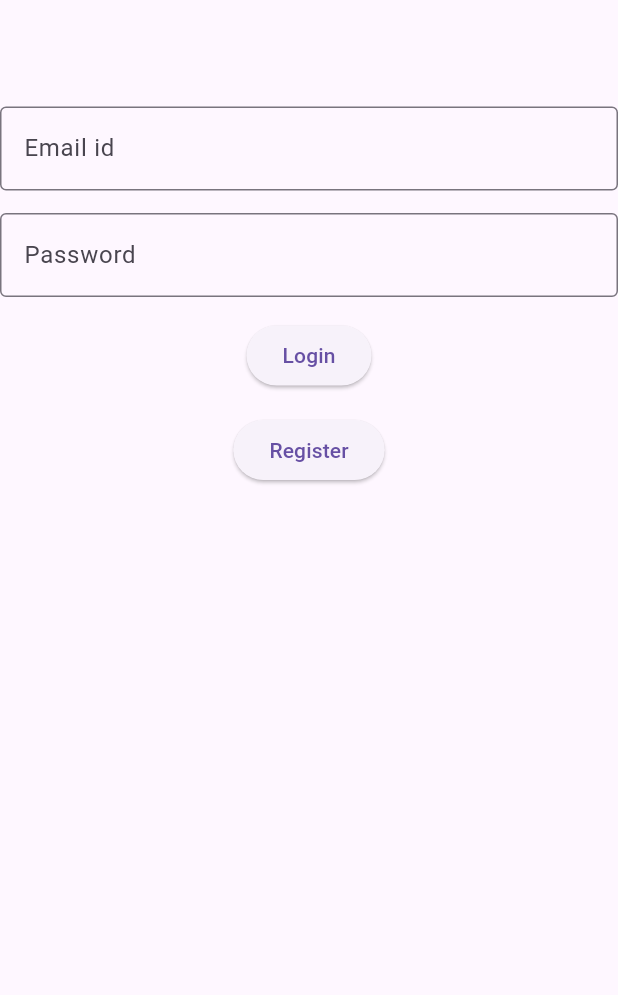
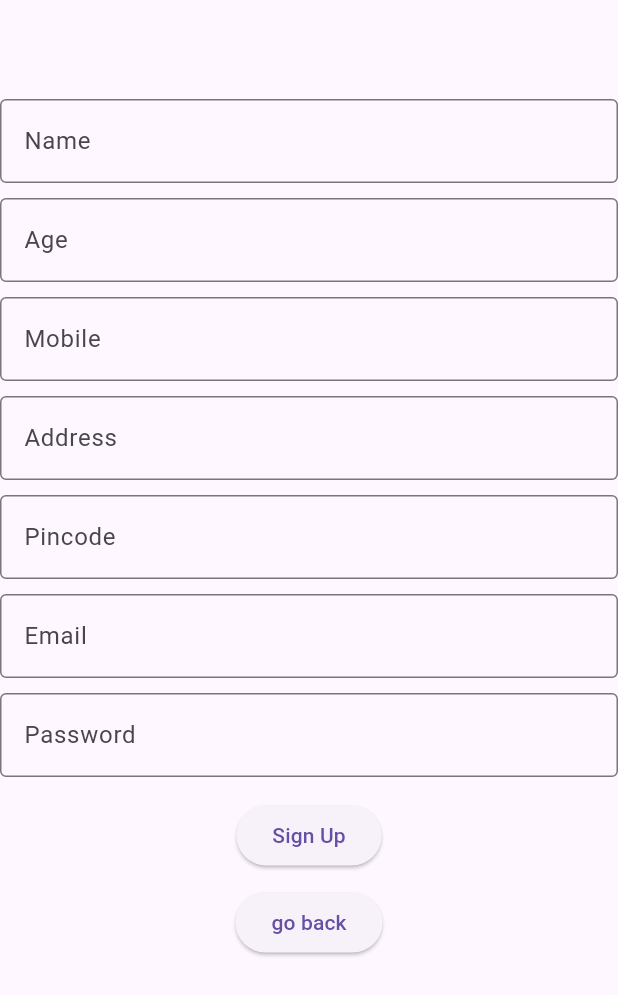
Before and after one commit to suhaila273/blog_app, a Flutter app: the screen it shows after launch, after a tap on "Register", on a phone screen of 412 x 824 dp. Shown: the top 995 px of the screen. Run offline on Flutter 3.47's test engine with Material 3 defaults, Android fonts, the light colour scheme and no system bars.

Commit message:
register updated

```diff
--- a/lib/Pages/login_page.dart
+++ b/lib/Pages/login_page.dart
@@ -1,3 +1,4 @@
+import 'package:blog_app_frontend/Pages/register_page.dart';
 import 'package:flutter/material.dart';
 
 class LoginPage extends StatefulWidget {
@@ -48,7 +49,9 @@ class _LoginPageState extends State<LoginPage> {
             ElevatedButton(onPressed: SendValue,
                 child: Text("Login")),
             SizedBox(height: 15,),
-            ElevatedButton(onPressed: (){},
+            ElevatedButton(onPressed: (){
+              Navigator.push(context, MaterialPageRoute(builder: (context)=>RegisterPage()));
+            },
                 child: Text("Register"))
           ],
         ),
--- /dev/null
+++ b/lib/Pages/register_page.dart
@@ -0,0 +1,115 @@
+import 'package:flutter/material.dart';
+
+class RegisterPage extends StatefulWidget {
+  const RegisterPage({super.key});
+
+  @override
+  State<RegisterPage> createState() => _RegisterPageState();
+}
+
+class _RegisterPageState extends State<RegisterPage> {
+  TextEditingController name1=new TextEditingController();
+  TextEditingController age1=new TextEditingController();
+  TextEditingController mobile1=new TextEditingController();
+  TextEditingController address1=new TextEditingController();
+  TextEditingController pincode1=new TextEditingController();
+  TextEditingController email1=new TextEditingController();
+  TextEditingController password1=new TextEditingController();
+
+  void SendValues(){
+    print("name :"+name1.text);
+    print("age :"+age1.text);
+    print("mobile :"+mobile1.text);
+    print("address :"+address1.text);
+    print("pincode :"+pincode1.text);
+    print("email :"+email1.text);
+    print("password :"+password1.text);
+  }
+
+  @override
+  Widget build(BuildContext context) {
+    return MaterialApp(
+      home: Scaffold(
+        appBar: AppBar(),
+        body: Container(
+          child: Column(
+            children: [
+              SizedBox(height: 10,),
+              TextField(
+                controller: name1,
+                decoration: InputDecoration(
+                  labelText: "Name",
+                  hintText: "enter name",
+                  border: OutlineInputBorder()
+                ),
+              ),
+              SizedBox(height: 10,),
+              TextField(
+                controller: age1,
+                decoration: InputDecoration(
+                    labelText: "Age",
+                    hintText: "enter age",
+                    border: OutlineInputBorder()
+                ),
+              ),
+              SizedBox(height: 10,),
+              TextField(
+                controller: mobile1,
+                decoration: InputDecoration(
+                    labelText: "Mobile",
+                    hintText: "enter mobile no",
+                    border: OutlineInputBorder()
+                ),
+              ),
+              SizedBox(height: 10,),
+              TextField(
+                controller: address1,
+                decoration: InputDecoration(
+                    labelText: "Address",
+                    hintText: "enter address",
+                    border: OutlineInputBorder()
+                ),
+              ),
+              SizedBox(height: 10,),
+              TextField(
+                controller: pincode1,
+                decoration: InputDecoration(
+                    labelText: "Pincode",
+                    hintText: "enter pincode",
+                    border: OutlineInputBorder()
+                ),
+              ),
+              SizedBox(height: 10,),
+              TextField(
+                controller: email1,
+                decoration: InputDecoration(
+                    labelText: "Email",
+                    hintText: "enter email id",
+                    border: OutlineInputBorder()
+                ),
+              ),
+              SizedBox(height: 10,),
+              TextField(
+                controller: password1,
+                decoration: InputDecoration(
+                    labelText: "Password",
+                    hintText: "enter password",
+                    border: OutlineInputBorder()
+                ),
+              ),
+              SizedBox(height: 15,),
+              ElevatedButton(onPressed: SendValues,
+                  child: Text("Sign Up")),
+              SizedBox(height: 10,),
+              ElevatedButton(onPressed: (){
+                Navigator.pop(context);
+              },
+                  child: Text("go back"))
+
+            ],
+          ),
+        ),
+      ),
+    );
+  }
+}
```
